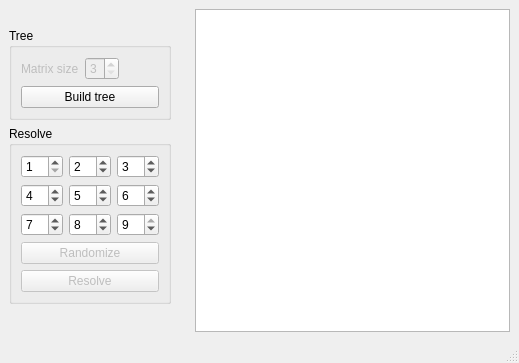
Old version of the form view/mainwindow.ui in the repository prShadoko/The-Monkey-God.
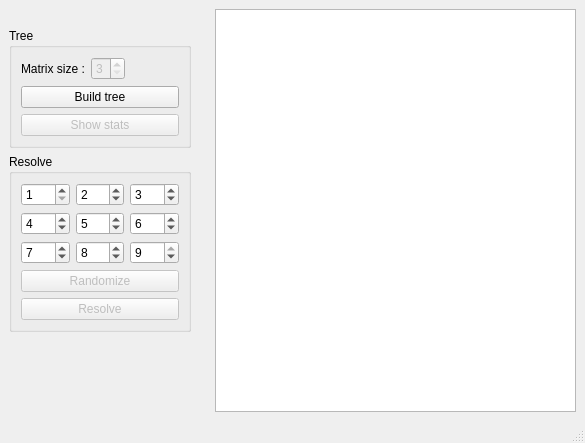
New version of the form. Icons and pictures are not drawn.

The edit to the form file:
```diff
--- a/view/mainwindow.ui
+++ b/view/mainwindow.ui
@@ -6,8 +6,8 @@
    <rect>
     <x>0</x>
     <y>0</y>
-    <width>519</width>
-    <height>363</height>
+    <width>585</width>
+    <height>443</height>
    </rect>
   </property>
   <property name="windowTitle">
@@ -21,6 +21,11 @@
    <layout class="QVBoxLayout" name="verticalLayout_2">
     <item>
      <widget class="QTextEdit" name="textEdit">
+      <property name="font">
+       <font>
+        <family>Courier</family>
+       </font>
+      </property>
       <property name="readOnly">
        <bool>true</bool>
       </property>
@@ -30,16 +35,22 @@
   </widget>
   <widget class="QStatusBar" name="statusbar"/>
   <widget class="QDockWidget" name="dockWidget">
+   <property name="sizePolicy">
+    <sizepolicy hsizetype="Fixed" vsizetype="Preferred">
+     <horstretch>0</horstretch>
+     <verstretch>0</verstretch>
+    </sizepolicy>
+   </property>
    <property name="minimumSize">
     <size>
-     <width>180</width>
-     <height>337</height>
+     <width>200</width>
+     <height>417</height>
     </size>
    </property>
    <property name="maximumSize">
     <size>
-     <width>180</width>
-     <height>337</height>
+     <width>200</width>
+     <height>524287</height>
     </size>
    </property>
    <property name="features">
@@ -82,6 +93,12 @@
           <property name="enabled">
            <bool>false</bool>
           </property>
+          <property name="sizePolicy">
+           <sizepolicy hsizetype="Expanding" vsizetype="Fixed">
+            <horstretch>0</horstretch>
+            <verstretch>0</verstretch>
+           </sizepolicy>
+          </property>
           <property name="minimum">
            <number>3</number>
           </property>
@@ -90,6 +107,16 @@
           </property>
          </widget>
         </item>
+        <item row="0" column="0">
+         <widget class="QLabel" name="label_matrixSize">
+          <property name="enabled">
+           <bool>true</bool>
+          </property>
+          <property name="text">
+           <string>Matrix size :</string>
+          </property>
+         </widget>
+        </item>
         <item row="2" column="0" colspan="2">
          <widget class="QPushButton" name="pushButton_buildTree">
           <property name="text">
@@ -97,13 +124,13 @@
           </property>
          </widget>
         </item>
-        <item row="0" column="0">
-         <widget class="QLabel" name="label_matrixSize">
+        <item row="3" column="0" colspan="2">
+         <widget class="QPushButton" name="pushButton_showStats">
           <property name="enabled">
            <bool>false</bool>
           </property>
           <property name="text">
-           <string>Matrix size</string>
+           <string>Show stats</string>
           </property>
          </widget>
         </item>
```
Left out of the diff: 206 changed lines with no effect on the pictures.
